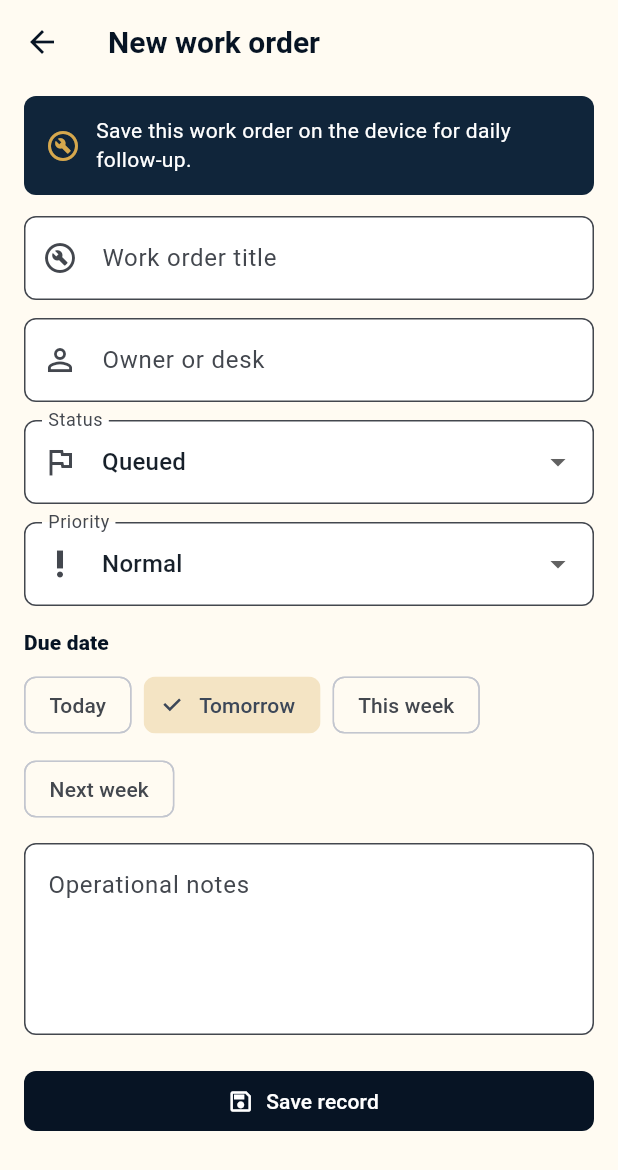
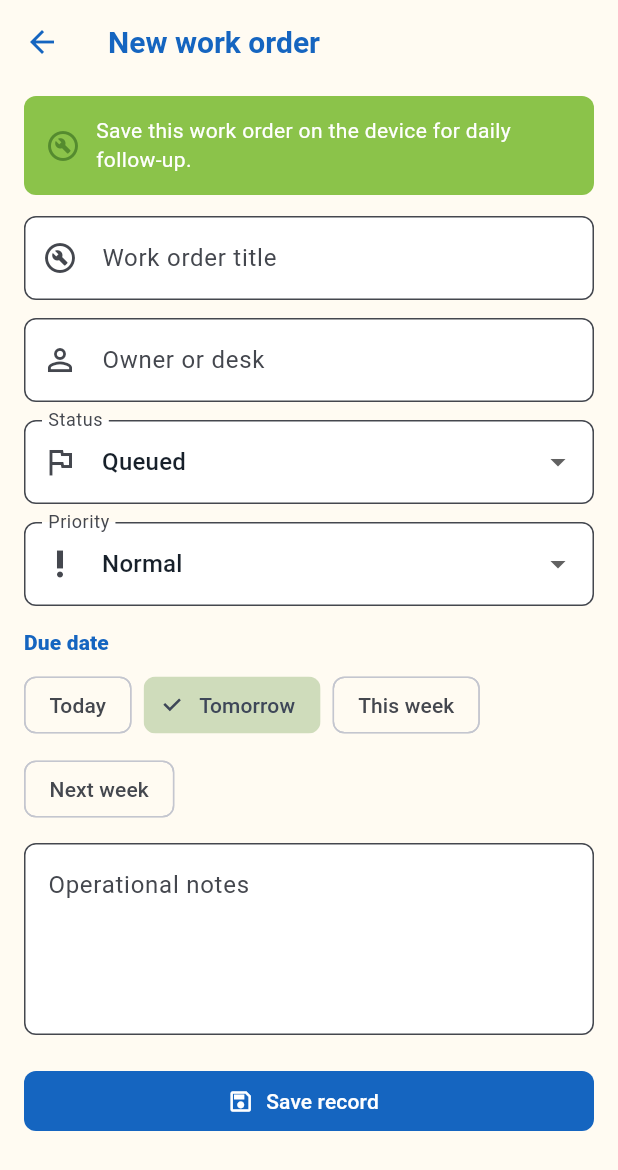
Before and after one commit to EOOrga/68d9d11f1299230338f4f460, a Flutter app: the screen it shows after launch, after a tap on "Open work", after a tap on "New work order", on a phone screen of 412 x 824 dp. Shown: the top 1170 px of the screen. Run offline on Flutter 3.47's test engine with Material 3 defaults, Android fonts, the phone set to English and light mode, and no system bars.

Commit message:
Create Flutter variant com.esfbrqbvbnut.scpbreuxfthepaultc

```diff
--- a/lib/operations_app.dart
+++ b/lib/operations_app.dart
@@ -2,9 +2,9 @@
 
 import 'operations_data.dart';
 
-const _navy = Color(0xFF071424);
-const _deepBlue = Color(0xFF10253A);
-const _gold = Color(0xFFD6A84D);
+const _navy = Color(0xFF1565C0);
+const _deepBlue = Color(0xFF8BC34A);
+const _gold = Color(0xFF558B2F);
 const _silver = Color(0xFFD8DDE2);
 const _paper = Color(0xFFFFFBF2);
 const _success = Color(0xFF19745F);
@@ -299,7 +299,7 @@
         _MetricsGrid(controller: controller),
         const SizedBox(height: 18),
         _SectionHeader(
-          title: 'Today and next actions',
+          title: 'SCP BREUX F ET THEPAULT C',
           action: TextButton(
             onPressed: () => onOpenType(OperationType.workOrder),
             child: const Text('Open work'),
--- a/pubspec.yaml
+++ b/pubspec.yaml
@@ -1,4 +1,4 @@
-name: scp_breux_ops
+name: scpbreuxfthepaultc
 description: Local operations workspace for work orders, payroll reports, reservations, and incidents.
 publish_to: 'none'
 version: 1.0.0+1
@@ -25,6 +25,6 @@
 flutter_launcher_icons:
   android: true
   image_path: docs/icon.png
-  adaptive_icon_background: "#071424"
+  adaptive_icon_background: "#8BC34A"
   adaptive_icon_foreground: docs/icon.png
   min_sdk_android: 23
```
Also changed, not shown: docs/icon.png, 11 other files.
